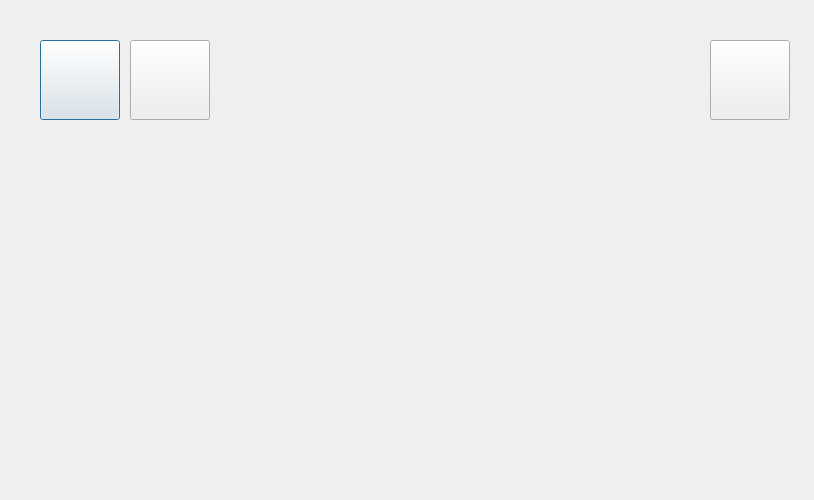
Old version of the form src/XMusic/medialibdlg.ui in the repository 1028417/XMusic.
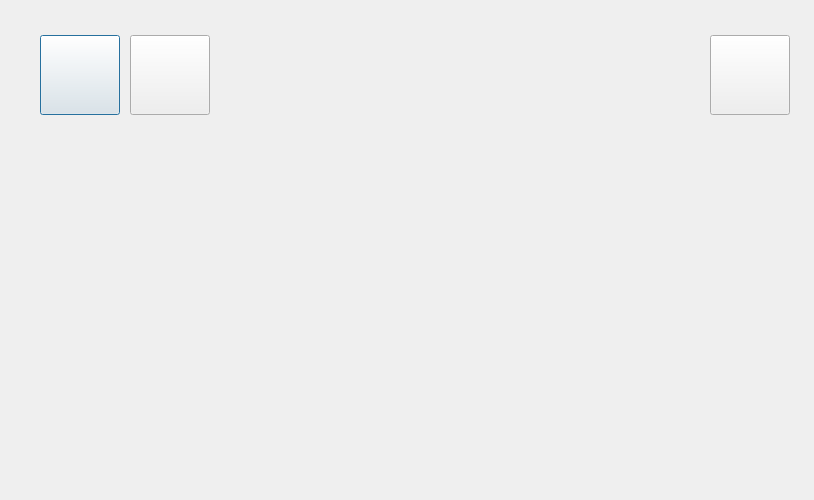
New version of the form. Icons and pictures are not drawn. Custom widgets are drawn as their Qt base class.

Diff of the .ui file:
```diff
--- a/src/XMusic/medialibdlg.ui
+++ b/src/XMusic/medialibdlg.ui
@@ -17,7 +17,7 @@
    <property name="geometry">
     <rect>
      <x>40</x>
-     <y>40</y>
+     <y>35</y>
      <width>80</width>
      <height>80</height>
     </rect>
@@ -45,7 +45,7 @@
    <property name="geometry">
     <rect>
      <x>230</x>
-     <y>47</y>
+     <y>43</y>
      <width>300</width>
      <height>60</height>
     </rect>
@@ -58,7 +58,7 @@
    <property name="geometry">
     <rect>
      <x>130</x>
-     <y>40</y>
+     <y>35</y>
      <width>80</width>
      <height>80</height>
     </rect>
@@ -86,7 +86,7 @@
    <property name="geometry">
     <rect>
      <x>710</x>
-     <y>40</y>
+     <y>35</y>
      <width>80</width>
      <height>80</height>
     </rect>
```
